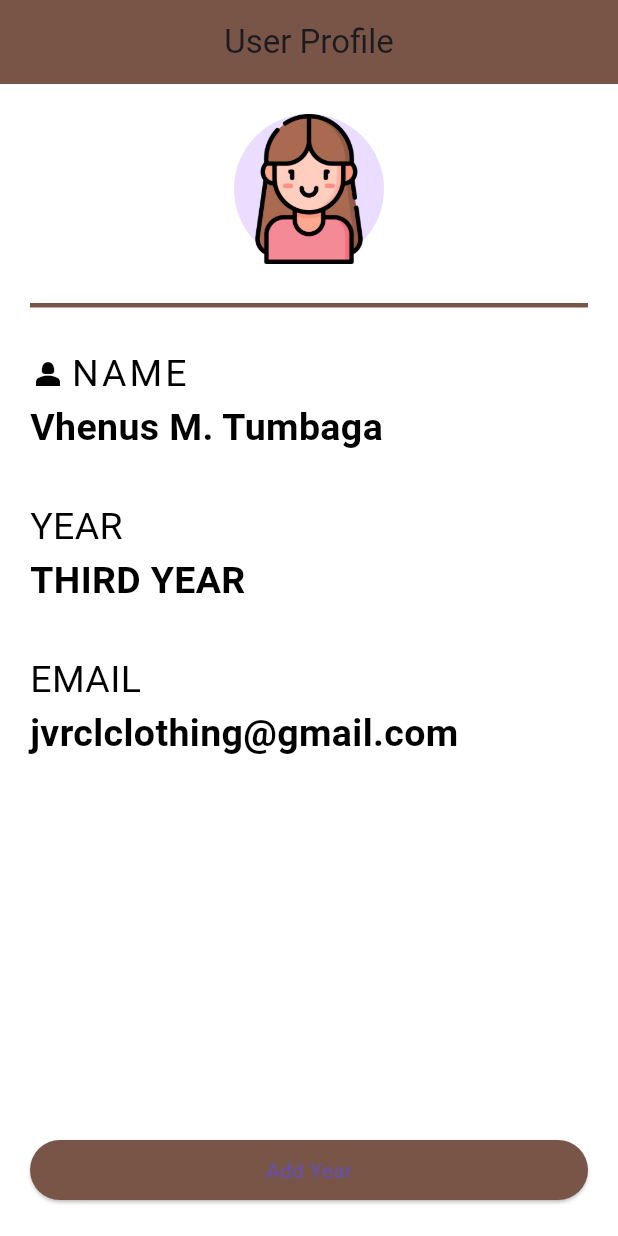
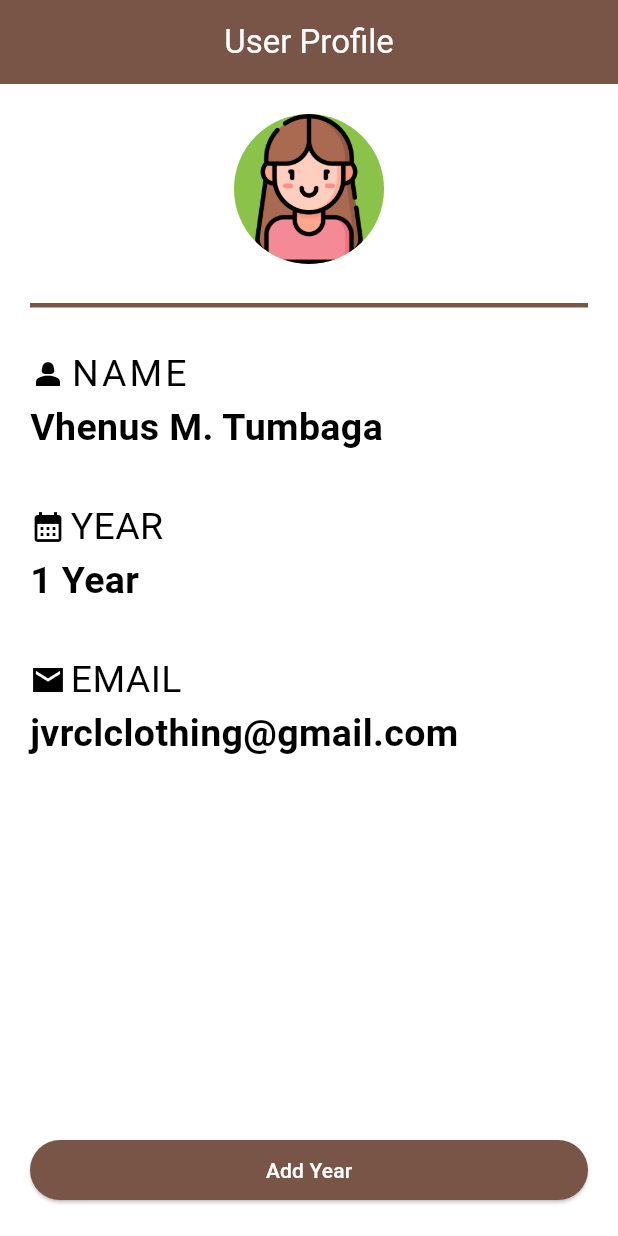
Before and after one commit to hatdoggggg/Front-Coffee-Vhen, a Flutter app: the screen it shows after launch, after a tap on "Add Year", on a phone screen of 412 x 824 dp. Run offline on Flutter 3.47's test engine with Material 3 defaults, Android fonts, the phone set to English and light mode, and no system bars.

Commit message:
finalized the Activity_1

```diff
--- a/lib/home.dart
+++ b/lib/home.dart
@@ -1,14 +1,24 @@
 import 'package:flutter/material.dart';
 
-class Home extends StatelessWidget {
+class Home extends StatefulWidget {
   const Home({super.key});
+
+  @override
+  State<Home> createState() => _HomeState();
+}
+
+class _HomeState extends State<Home> {
+  int year = 0;
 
   @override
   Widget build(BuildContext context) {
     return Scaffold(
       backgroundColor: Colors.white,
       appBar: AppBar(
-        title: Text('User Profile'),
+        title: Text(
+            'User Profile',
+          style: TextStyle(color: Colors.white),
+        ),
         backgroundColor: Colors.brown,
         centerTitle: true,
       ),
@@ -22,7 +32,8 @@ class Home extends StatelessWidget {
               children: <Widget>[
                 Center(
                   child: CircleAvatar(
-                    child: Image.asset('assets/woman.png'),
+                    backgroundImage: AssetImage('assets/woman.png'),
+                    backgroundColor: Colors.lightGreen,
                     radius: 50.0,
                   ),
                 ),
@@ -56,6 +67,13 @@ class Home extends StatelessWidget {
                   ),
                 ),
                 SizedBox(height: 30.0,),
+                Row(
+                  children:[
+                    Icon(
+                      Icons.calendar_month_sharp,
+                      color:Colors.black,
+                    ),
+                    SizedBox(width: 3.0,),
                     Text(
                       'YEAR',
                       style: TextStyle(
@@ -63,8 +81,10 @@ class Home extends StatelessWidget {
                         fontSize: 25.0,
                       ),
                     ),
+                  ]
+                ),
                 Text(
-                  'THIRD YEAR',
+                  '$year Year',
                   style: TextStyle(
                     fontWeight: FontWeight.bold,
                     color: Colors.black,
@@ -72,12 +92,21 @@ class Home extends StatelessWidget {
                   ),
                 ),
                 SizedBox(height: 30.0,),
+                Row(
+                  children: [
+                    Icon(
+                      Icons.email_sharp,
+                      color: Colors.black,
+                    ),
+                    SizedBox(width: 3.0,),
                     Text(
                       'EMAIL',
                       style: TextStyle(
                           color: Colors.black,
                           fontSize: 25.0
                       ),
+                    ),
+                  ],
                 ),
                 Text(
                   'jvrclclothing@gmail.com',
@@ -93,8 +122,15 @@ class Home extends StatelessWidget {
               crossAxisAlignment: CrossAxisAlignment.stretch,
               children: [
                 ElevatedButton(
-                    onPressed: (){},
-                    child: Text('Add Year'),
+                    onPressed: (){
+                      setState(() {
+                        year +=1;
+                      });
+                    },
+                    child: Text(
+                        'Add Year',
+                        style: TextStyle(color:Colors.white),
+                    ),
                   style: ButtonStyle(
                     backgroundColor: WidgetStateProperty.all(Colors.brown)
                   ),
```
Lines whose indentation alone changed are shown as unchanged.
